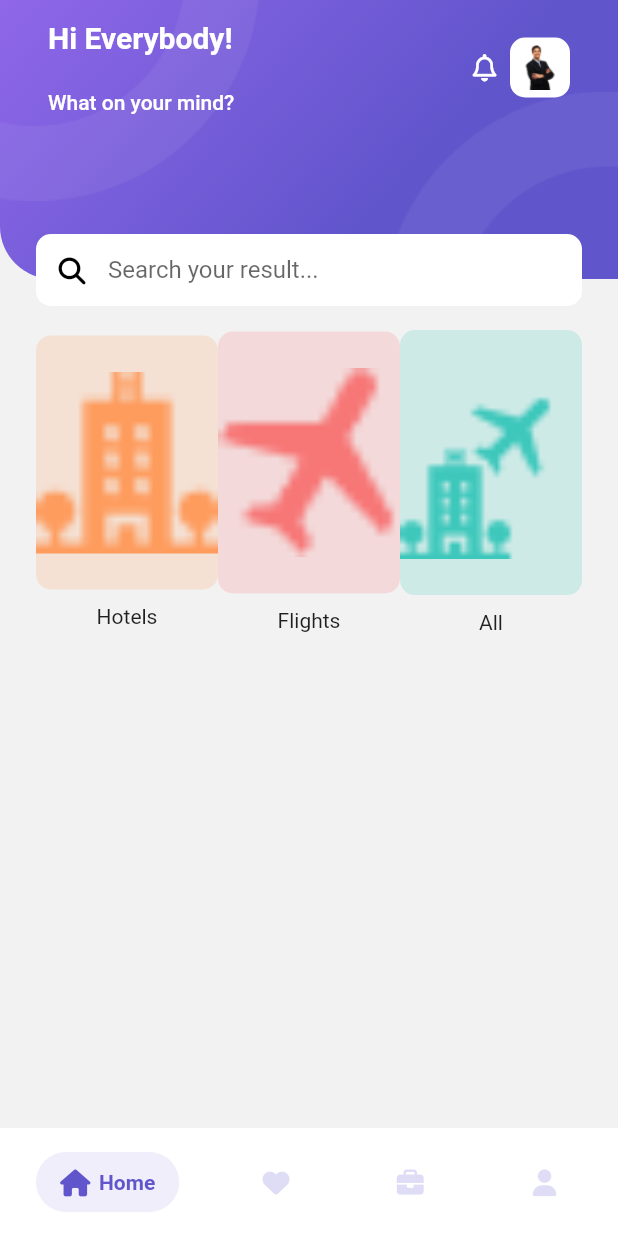
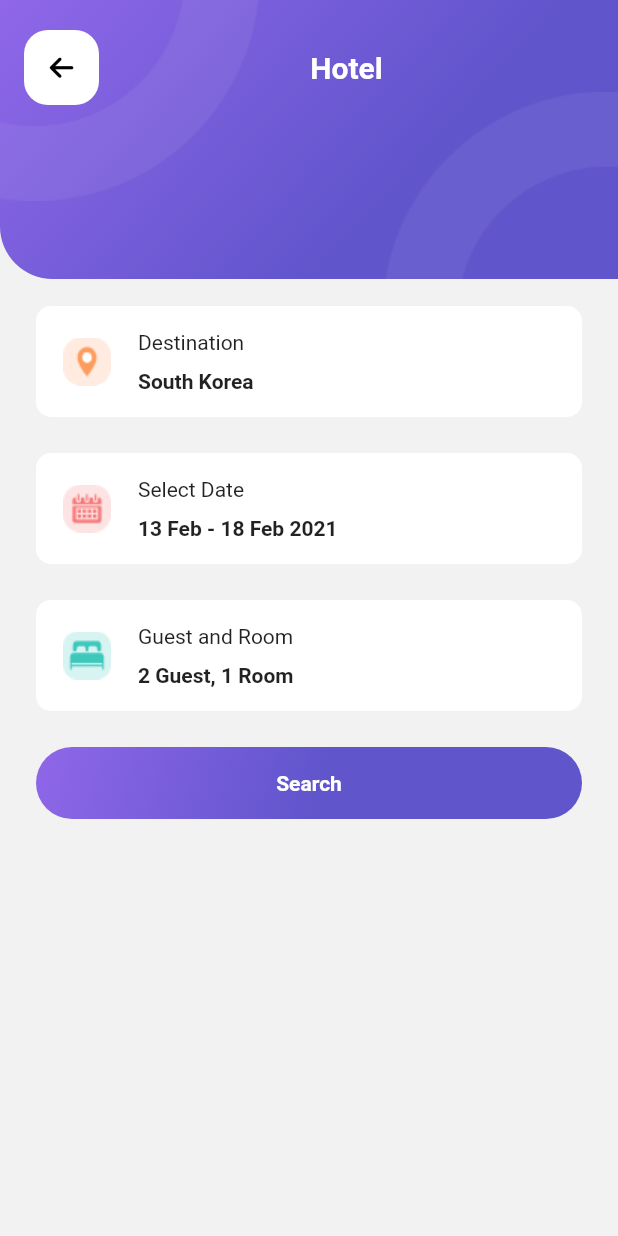
Before and after one commit to Spectrum184/travel-app-flutter, a Flutter app: the MainScreen screen opened by its route, after a tap on "Hotels", on a phone screen of 412 x 824 dp. Run offline on Flutter 3.47's test engine with Material 2 defaults, Android fonts, the phone set to English and light mode, and no system bars; drawn by our look-alikes of salomon_bottom_bar; our stand-ins replace font_awesome_flutter, hive_flutter, smooth_page_indicator, syncfusion_flutter_datepicker; accounts and stored records are empty.

Commit message:
add select date screen

```diff
--- a/lib/core/helpers/asset_helper.dart
+++ b/lib/core/helpers/asset_helper.dart
@@ -11,4 +11,7 @@ class AssetHelper {
   static const String hotel = 'assets/images/hotel.png';
   static const String flight = 'assets/images/flight.png';
   static const String flightAll = 'assets/images/flight_all.png';
+  static const String iconLocation = 'assets/icons/ico_location.png';
+  static const String iconCalendar = 'assets/icons/ico_calendar.png';
+  static const String iconBed = 'assets/icons/ico_bed.png';
 }
--- a/lib/representations/screens/home_screen.dart
+++ b/lib/representations/screens/home_screen.dart
@@ -3,6 +3,7 @@ import 'package:font_awesome_flutter/font_awesome_flutter.dart';
 import 'package:travel_app/core/constants/dimension_constants.dart';
 import 'package:travel_app/core/helpers/asset_helper.dart';
 import 'package:travel_app/core/helpers/image_helper.dart';
+import 'package:travel_app/representations/screens/hotel_booking_screen.dart';
 import 'package:travel_app/representations/widgets/app_bar_container.dart';
 
 class HomeScreen extends StatefulWidget {
@@ -38,7 +39,7 @@ class _HomeScreenState extends State<HomeScreen> {
 
   @override
   Widget build(BuildContext context) {
-    return AppBarContainer(
+    return AppBarContainerWidget(
       title: Padding(
           padding: const EdgeInsets.symmetric(horizontal: kDefaultPadding),
           child: Row(
@@ -108,19 +109,28 @@ class _HomeScreenState extends State<HomeScreen> {
           children: [
             Expanded(
                 child: _buildItemCategory(
-                    ImageHelper.loadFromAsset(AssetHelper.hotel),
-                    const Color(0xffFE9C5E),
-                    () {},
-                    'Hotels')),
+                    ImageHelper.loadFromAsset(AssetHelper.hotel,
+                        width: kDefaultIconSize, height: kDefaultIconSize),
+                    const Color(0xffFE9C5E), () {
+              Navigator.of(context).pushNamed(HotelBookingScreen.routeName);
+            }, 'Hotels')),
+            const SizedBox(
+              width: kDefaultPadding,
+            ),
             Expanded(
                 child: _buildItemCategory(
-                    ImageHelper.loadFromAsset(AssetHelper.flight),
+                    ImageHelper.loadFromAsset(AssetHelper.flight,
+                        width: kDefaultIconSize, height: kDefaultIconSize),
                     const Color(0xffF77777),
                     () {},
                     'Flights')),
+            const SizedBox(
+              width: kDefaultPadding,
+            ),
             Expanded(
                 child: _buildItemCategory(
-                    ImageHelper.loadFromAsset(AssetHelper.flightAll),
+                    ImageHelper.loadFromAsset(AssetHelper.flightAll,
+                        width: kDefaultIconSize, height: kDefaultIconSize),
                     const Color(0xff3EC8BC),
                     () {},
                     'All'))
--- /dev/null
+++ b/lib/representations/screens/hotel_booking_screen.dart
@@ -0,0 +1,77 @@
+import 'package:flutter/material.dart';
+import 'package:travel_app/core/constants/dimension_constants.dart';
+import 'package:travel_app/core/extensions/date_ext.dart';
+import 'package:travel_app/core/helpers/asset_helper.dart';
+import 'package:travel_app/representations/screens/select_date_screen.dart';
+import 'package:travel_app/representations/widgets/app_bar_container.dart';
+import 'package:travel_app/representations/widgets/button_widget.dart';
+import 'package:travel_app/representations/widgets/item_booking_widget.dart';
+
+class HotelBookingScreen extends StatefulWidget {
+  const HotelBookingScreen({super.key});
+
+  static const routeName = '/hotel_booking_screen';
+
+  @override
+  State<HotelBookingScreen> createState() => _HotelBookingScreenState();
+}
+
+class _HotelBookingScreenState extends State<HotelBookingScreen> {
+  String? dateSelected;
+
+  @override
+  Widget build(BuildContext context) {
+    return AppBarContainerWidget(
+      implementLeading: true,
+      titleString: "Hotel",
+      child: SingleChildScrollView(
+        child: Column(children: [
+          const SizedBox(
+            height: kMediumPadding * 2,
+          ),
+          ItemBookingWidget(
+            icon: AssetHelper.iconLocation,
+            description: "South Korea",
+            title: "Destination",
+            onTap: () {},
+          ),
+          const SizedBox(
+            height: kMediumPadding,
+          ),
+          StatefulBuilder(builder: (context, setState) {
+            return ItemBookingWidget(
+              icon: AssetHelper.iconCalendar,
+              description: dateSelected ?? "13 Feb - 18 Feb 2021",
+              title: "Select Date",
+              onTap: () async {
+                final result = await Navigator.of(context)
+                    .pushNamed(SelectDateScreen.routeName);
+                if (result != null) {
+                  if (!(result as List<DateTime?>)
+                      .any((element) => element == null)) {
+                    dateSelected =
+                        '${result[0]?.getStartDate} - ${result[1]?.getEndDate}';
+                  }
+                  setState(() {});
+                }
+              },
+            );
+          }),
+          const SizedBox(
+            height: kMediumPadding,
+          ),
+          ItemBookingWidget(
+            icon: AssetHelper.iconBed,
+            description: "2 Guest, 1 Room",
+            title: "Guest and Room",
+            onTap: () {},
+          ),
+          const SizedBox(
+            height: kMediumPadding,
+          ),
+          const ButtonWidget(title: "Search")
+        ]),
+      ),
+    );
+  }
+}
--- a/lib/representations/screens/routes.dart
+++ b/lib/representations/screens/routes.dart
@@ -1,10 +1,16 @@
 import 'package:flutter/material.dart';
+import 'package:travel_app/representations/screens/hotel_booking_screen.dart';
+import 'package:travel_app/representations/screens/hotel_screen.dart';
 import 'package:travel_app/representations/screens/intro_screen.dart';
 import 'package:travel_app/representations/screens/main_screen.dart';
+import 'package:travel_app/representations/screens/select_date_screen.dart';
 import 'package:travel_app/representations/screens/splash_screen.dart';
 
 final Map<String, WidgetBuilder> routes = {
   SplashScreen.routeName: (context) => const SplashScreen(),
   IntroScreen.routeName: (context) => const IntroScreen(),
   MainScreen.routeName: (context) => const MainScreen(),
+  HotelScreen.routeName: (context) => const HotelScreen(),
+  HotelBookingScreen.routeName: (context) => const HotelBookingScreen(),
+  SelectDateScreen.routeName: (context) => SelectDateScreen(),
 };
--- a/lib/representations/widgets/app_bar_container.dart
+++ b/lib/representations/widgets/app_bar_container.dart
@@ -5,20 +5,22 @@ import 'package:travel_app/core/constants/dimension_constants.dart';
 import 'package:travel_app/core/helpers/asset_helper.dart';
 import 'package:travel_app/core/helpers/image_helper.dart';
 
-class AppBarContainer extends StatelessWidget {
-  const AppBarContainer(
+class AppBarContainerWidget extends StatelessWidget {
+  const AppBarContainerWidget(
       {super.key,
       required this.child,
       this.title,
       this.implementLeading = false,
       this.titleString,
-      this.implementTrailing = false});
+      this.implementTrailing = false,
+      this.trailingRouterName});
 
   final Widget child;
   final Widget? title;
   final String? titleString;
   final bool implementLeading;
   final bool implementTrailing;
+  final String? trailingRouterName;
 
   @override
   Widget build(BuildContext context) {
@@ -37,7 +39,11 @@ class AppBarContainer extends StatelessWidget {
                   Row(
                     children: [
                       if (implementLeading)
-                        Container(
+                        GestureDetector(
+                          onTap: () {
+                            Navigator.of(context).pop();
+                          },
+                          child: Container(
                             decoration: const BoxDecoration(
                                 borderRadius: BorderRadius.all(
                                     Radius.circular(kDefaultPadding)),
@@ -47,6 +53,7 @@ class AppBarContainer extends StatelessWidget {
                               FontAwesomeIcons.arrowLeft,
                               color: Colors.black,
                               size: kDefaultIconSize,
+                            ),
                           ),
                         ),
                       Expanded(
@@ -62,16 +69,22 @@ class AppBarContainer extends StatelessWidget {
                         ),
                       )),
                       if (implementTrailing)
-                        Container(
+                        GestureDetector(
+                          onTap: () {
+                            Navigator.of(context)
+                                .pushNamed(trailingRouterName ?? '');
+                          },
+                          child: Container(
                             decoration: const BoxDecoration(
-                            borderRadius:
-                                BorderRadius.all(Radius.circular(kItemPadding)),
+                              borderRadius: BorderRadius.all(
+                                  Radius.circular(kItemPadding)),
                             ),
                             padding: const EdgeInsets.all(kDefaultPadding),
                             child: const Icon(
                               FontAwesomeIcons.bars,
                               color: Colors.black,
                               size: kDefaultIconSize,
+                            ),
                           ),
                         ),
                     ],
--- /dev/null
+++ b/lib/representations/widgets/item_booking_widget.dart
@@ -0,0 +1,54 @@
+import 'package:flutter/material.dart';
+import 'package:travel_app/core/constants/dimension_constants.dart';
+
+class ItemBookingWidget extends StatelessWidget {
+  const ItemBookingWidget(
+      {super.key,
+      required this.icon,
+      required this.description,
+      required this.title,
+      this.onTap});
+
+  final String icon;
+  final String title;
+  final String description;
+  final Function()? onTap;
+
+  @override
+  Widget build(BuildContext context) {
+    return GestureDetector(
+      onTap: onTap,
+      child: Container(
+        padding: const EdgeInsets.all(kDefaultPadding),
+        decoration: const BoxDecoration(
+            color: Colors.white,
+            borderRadius: BorderRadius.all(Radius.circular(kItemPadding))),
+        child: Row(children: [
+          Image.asset(
+            icon,
+            width: 36,
+            height: 36,
+          ),
+          const SizedBox(
+            width: kDefaultPadding,
+          ),
+          Column(
+            crossAxisAlignment: CrossAxisAlignment.start,
+            children: [
+              Text(
+                title,
+              ),
+              const SizedBox(
+                height: kItemPadding,
+              ),
+              Text(
+                description,
+                style: const TextStyle(fontWeight: FontWeight.bold),
+              )
+            ],
+          )
+        ]),
+      ),
+    );
+  }
+}
--- a/pubspec.yaml
+++ b/pubspec.yaml
@@ -39,6 +39,8 @@ dependencies:
   hive_flutter: ^1.1.0
   salomon_bottom_bar: ^3.3.1
   font_awesome_flutter: ^10.1.0
+  syncfusion_flutter_datepicker: ^20.4.50
+  intl: ^0.18.0
 
 dev_dependencies:
   flutter_test:
```
Also changed, not shown: lib/core/extensions/date_ext.dart (added, +15 -0 lines), lib/representations/screens/hotel_screen.dart (added, +17 -0 lines), lib/representations/screens/select_date_screen.dart (added, +69 -0 lines), assets/icons/ico_bed.png (added), assets/icons/ico_calendar.png (added), assets/icons/ico_location.png (added), pubspec.lock. Lines whose indentation alone changed are shown as unchanged.
